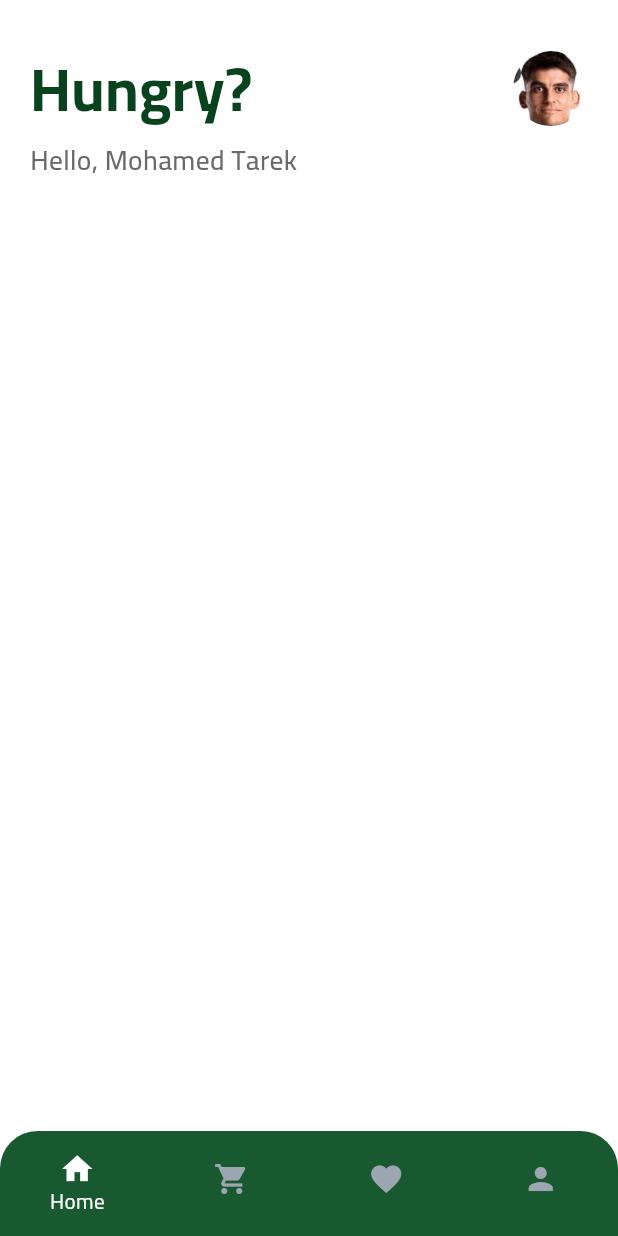
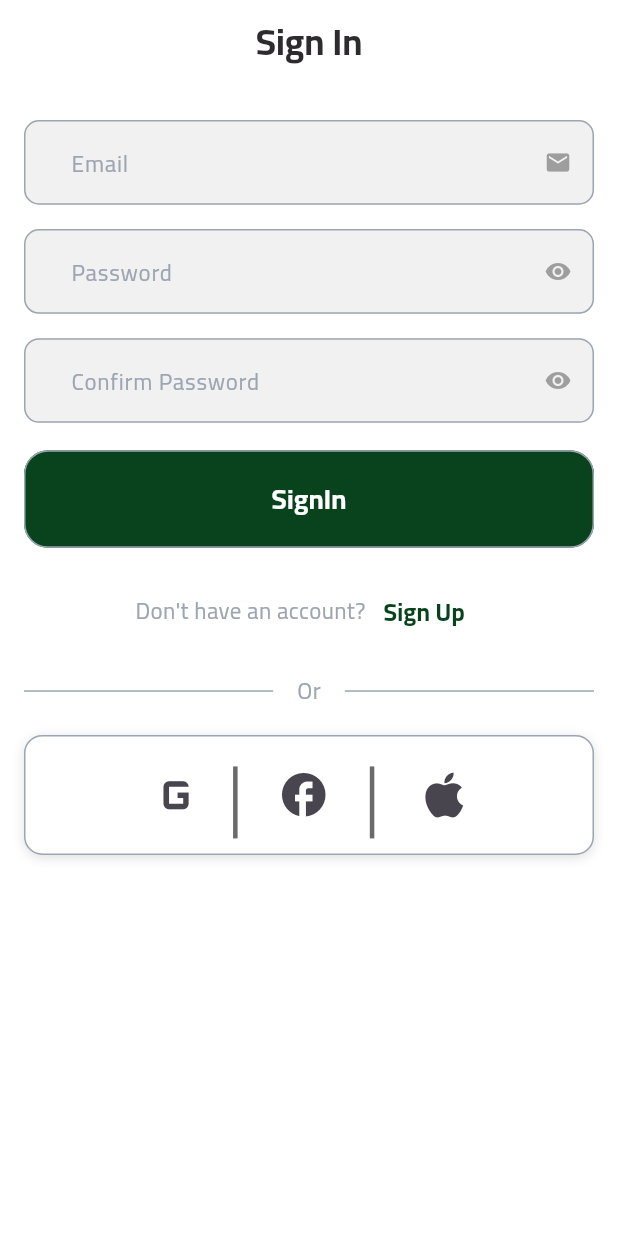
Before and after one commit to abootarek/Hungry_App, a Flutter app: the screen it shows after launch, on a phone screen of 412 x 824 dp. Run offline on Flutter 3.47's test engine with Material 3 defaults, Android fonts, the phone set to English and light mode, and no system bars; our stand-ins replace flutter_bloc, flutter_screenutil.

Commit message:
finsh login and regester screens

```diff
--- a/lib/core/routing/app_routers.dart
+++ b/lib/core/routing/app_routers.dart
@@ -1,20 +1,21 @@
 import 'package:flutter/material.dart';
 import 'package:flutter_bloc/flutter_bloc.dart';
 import 'package:hungry/core/routing/routing.dart';
+import 'package:hungry/featuers/auth/sign_in/ui/sign_in_screen.dart';
+import 'package:hungry/featuers/auth/sign_up/ui/sign_up_screen.dart';
 import 'package:hungry/featuers/layout/logic/cubit/lay_out_cubit.dart';
 import 'package:hungry/featuers/layout/ui/layout_screen.dart';
 import 'package:hungry/featuers/splash/splash_screen.dart';
 
 class AppRouter {
   Route? generateRoute(RouteSettings settings) {
-    // ignore: unused_local_variable
     final arguments = settings.arguments;
 
     switch (settings.name) {
       // splash screen
       case Routes.splashScreen:
         return MaterialPageRoute(
-          builder: (_) => SplashScreen(),
+          builder: (_) => const SplashScreen(),
         );
       // layout screen
       case Routes.layoutScreen:
@@ -24,6 +25,16 @@ class AppRouter {
             child: const LayoutScreen(),
           ),
         );
+      // sign up screen
+      case Routes.signUpScreen:
+        return MaterialPageRoute(
+          builder: (_) => const SignUpScreen(),
+        );
+      // sign in screen
+      case Routes.signInScreen:
+        return MaterialPageRoute(
+          builder: (_) => const SignInScreen(),
+        );
       default:
         return null;
     }
--- a/lib/core/routing/routing.dart
+++ b/lib/core/routing/routing.dart
@@ -1,4 +1,6 @@
 class Routes {
   static const String splashScreen = '/splashScreen';
   static const String layoutScreen = '/layoutScreen';
+  static const String signInScreen = '/signInScreen';
+  static const String signUpScreen = '/signUpScreen';
 }
--- a/lib/core/theming/colors_app.dart
+++ b/lib/core/theming/colors_app.dart
@@ -1,15 +1,12 @@
 import 'package:flutter/material.dart';
 
 class ColorsApp {
-  // static const Color backGroundColor = Color(0xff100B20);
   static const Color wihteColor = Color(0xffFFFFFF);
   static const Color lightGrayColor = Color(0xffF1F1F1);
   static const Color blackLight = Color(0xff2D2B2E);
   static const Color grayLight = Color(0xff9CA5B2);
-  static const Color blueLight = Color(0x00057223);
   static const Color gren = Color(0xff3DDC84);
   static const Color darkGreen = Color(0xFF08431d);
-
   static const Color black = Color(0xff000000);
   static const Color gray = Color(0xff6A6A6A);
 }
--- a/lib/core/theming/styles_app.dart
+++ b/lib/core/theming/styles_app.dart
@@ -27,7 +27,7 @@ class TextStyles {
   );
   static TextStyle font20blackLightNormal = TextStyle(
     fontSize: 24.sp,
-    fontWeight: FontWeightHelper.normal,
+    fontWeight: FontWeightHelper.bold,
     color: ColorsApp.blackLight,
   );
   static TextStyle font16blackLightMedium = TextStyle(
@@ -45,10 +45,10 @@ class TextStyles {
     fontWeight: FontWeightHelper.normal,
     color: ColorsApp.blackLight,
   );
-  static TextStyle font15blue = TextStyle(
+  static TextStyle font15gray = TextStyle(
     fontSize: 15.sp,
     fontWeight: FontWeightHelper.normal,
-    color: ColorsApp.blueLight,
+    color: ColorsApp.gray,
   );
   static TextStyle font15green = TextStyle(
     fontSize: 15.sp,
@@ -66,6 +66,13 @@ class TextStyles {
     fontWeight: FontWeightHelper.bold,
     color: ColorsApp.darkGreen,
   );
+
+
+   static TextStyle font16darkGreen = TextStyle(
+    fontSize: 16.sp,
+    fontWeight: FontWeightHelper.bold,
+    color: ColorsApp.darkGreen,
+  );
   static TextStyle font18gray = TextStyle(
     fontSize: 18.sp,
     fontWeight: FontWeightHelper.medium,
--- a/lib/core/widgets/button_app.dart
+++ b/lib/core/widgets/button_app.dart
@@ -2,8 +2,6 @@
 import 'package:flutter/material.dart';
 import 'package:flutter_screenutil/flutter_screenutil.dart';
 import 'package:hungry/core/theming/colors_app.dart';
-
-
 
 class AppTextButton extends StatelessWidget {
   final double? borderRadius;
@@ -43,7 +41,7 @@ class AppTextButton extends StatelessWidget {
           ),
         ),
         backgroundColor: WidgetStatePropertyAll(
-          backgroundColor ?? ColorsApp.blueLight,
+          backgroundColor ?? ColorsApp.gren,
         ),
         padding: WidgetStateProperty.all<EdgeInsets>(
           EdgeInsets.symmetric(
--- a/lib/core/widgets/form_field_form.dart
+++ b/lib/core/widgets/form_field_form.dart
@@ -43,12 +43,14 @@ class AppTextFormField extends StatelessWidget {
     return TextFormField(
       autovalidateMode: AutovalidateMode.onUserInteraction,
 
+
       autofillHints: [
         AutofillHints.email,
       ],
       keyboardType: keyboardType,
       controller: controller,
       decoration: InputDecoration(
+
         border: InputBorder.none,
         isDense: true,
         contentPadding: contentPadding ??
@@ -56,7 +58,7 @@ class AppTextFormField extends StatelessWidget {
         focusedBorder: focusedBorder ??
             OutlineInputBorder(
               borderSide: const BorderSide(
-                color: ColorsApp.blueLight,
+                color: ColorsApp.gray,
                 width: 1,
               ),
               borderRadius: BorderRadius.circular(10.0),
@@ -64,7 +66,7 @@ class AppTextFormField extends StatelessWidget {
         enabledBorder: enabledBorder ??
             OutlineInputBorder(
               borderSide: const BorderSide(
-                color: ColorsApp.blueLight,
+                color: ColorsApp.grayLight,
                 width: 1,
               ),
               borderRadius: BorderRadius.circular(10.0),
--- /dev/null
+++ b/lib/featuers/auth/sign_in/ui/sign_in_screen.dart
@@ -0,0 +1,53 @@
+import 'package:flutter/material.dart';
+import 'package:flutter_screenutil/flutter_screenutil.dart';
+import 'package:hungry/core/helper/extensions.dart';
+import 'package:hungry/core/routing/routing.dart';
+import 'package:hungry/core/theming/colors_app.dart';
+import 'package:hungry/core/theming/styles_app.dart';
+import 'package:hungry/core/widgets/button_app.dart';
+import 'package:hungry/featuers/auth/sign_in/ui/widgets/container_social_medium.dart';
+import 'package:hungry/featuers/auth/sign_in/ui/widgets/divider_row.dart';
+import 'package:hungry/featuers/auth/sign_in/ui/widgets/form_emial_and_password.dart';
+import 'package:hungry/featuers/auth/sign_in/ui/widgets/row_text_signin.dart';
+
+class SignInScreen extends StatelessWidget {
+  const SignInScreen({super.key});
+
+  @override
+  Widget build(BuildContext context) {
+    return Scaffold(
+      appBar: AppBar(
+        scrolledUnderElevation: 0,
+        centerTitle: true,
+        backgroundColor: ColorsApp.wihteColor,
+        title: Text(
+          'Sign In',
+          style: TextStyles.font24BlackBold,
+        ),
+      ),
+      body: SingleChildScrollView(
+        child: Padding(
+          padding: const EdgeInsets.symmetric(horizontal: 16.0, vertical: 24.0),
+          child: Column(
+            spacing: 18.sp,
+            children: [
+              FormEmailAndPassword(),
+              AppTextButton(
+                buttonHeight: 65,
+                buttonText: 'SignIn',
+                backgroundColor: ColorsApp.darkGreen,
+                onPressed: () {
+                  context.pushNamed(Routes.layoutScreen);
+                },
+                textStyle: TextStyles.font18WihtBold,
+              ),
+              RowTextAndButtonSignIn(),
+              DividerRow(),
+              ContainerSpacialMedium(),
+            ],
+          ),
+        ),
+      ),
+    );
+  }
+}
--- /dev/null
+++ b/lib/featuers/auth/sign_in/ui/widgets/container_social_medium.dart
@@ -0,0 +1,67 @@
+import 'package:flutter/material.dart';
+import 'package:flutter_screenutil/flutter_screenutil.dart';
+import 'package:hungry/core/helper/six_box.dart';
+import 'package:hungry/core/theming/colors_app.dart';
+
+class ContainerSpacialMedium extends StatelessWidget {
+  const ContainerSpacialMedium({
+    super.key,
+  });
+
+  @override
+  Widget build(BuildContext context) {
+    return Container(
+      height: 80,
+      width: double.infinity,
+      alignment: Alignment.center,
+      decoration: BoxDecoration(
+        border: Border.all(color: ColorsApp.grayLight),
+        borderRadius: BorderRadius.circular(12.r),
+        color: ColorsApp.wihteColor,
+        boxShadow: const [
+          BoxShadow(
+            color: Colors.black12,
+            blurRadius: 6,
+            offset: Offset(0, 2),
+          ),
+        ],
+      ),
+      child: Row(
+        mainAxisAlignment: MainAxisAlignment.center,
+        crossAxisAlignment: CrossAxisAlignment.center,
+        children: [
+          IconButton(
+            icon: Icon(Icons.g_mobiledata),
+            iconSize: 45,
+            onPressed: () {},
+          ),
+          VerticalDivider(
+            color: ColorsApp.gray,
+            thickness: 3,
+            indent: 20,
+            endIndent: 10,
+          ),
+          horizontalSpace(10.w),
+          IconButton(
+            icon: Icon(Icons.facebook),
+            iconSize: 35,
+            onPressed: () {},
+          ),
+          horizontalSpace(10.w),
+          VerticalDivider(
+            color: ColorsApp.gray,
+            thickness: 3,
+            indent: 20,
+            endIndent: 10,
+          ),
+          horizontalSpace(10.w),
+          IconButton(
+            icon: Icon(Icons.apple),
+            iconSize: 40,
+            onPressed: () {},
+          ),
+        ],
+      ),
+    );
+  }
+}
--- /dev/null
+++ b/lib/featuers/auth/sign_in/ui/widgets/divider_row.dart
@@ -0,0 +1,33 @@
+import 'package:flutter/material.dart';
+import 'package:hungry/core/theming/colors_app.dart';
+import 'package:hungry/core/theming/styles_app.dart';
+
+class DividerRow extends StatelessWidget {
+  const DividerRow({super.key});
+
+  @override
+  Widget build(BuildContext context) {
+    return Row(
+      mainAxisAlignment: MainAxisAlignment.center,
+      children: [
+        Expanded(
+          child: Divider(
+            color: ColorsApp.grayLight,
+          ),
+        ),
+        Padding(
+          padding: const EdgeInsets.symmetric(horizontal: 16.0),
+          child: Text(
+            'Or',
+            style: TextStyles.font15grayLightNormal,
+          ),
+        ),
+        Expanded(
+          child: Divider(
+            color: ColorsApp.grayLight,
+          ),
+        ),
+      ],
+    );
+  }
+}
--- /dev/null
+++ b/lib/featuers/auth/sign_in/ui/widgets/form_emial_and_password.dart
@@ -0,0 +1,95 @@
+import 'package:flutter/material.dart';
+import 'package:hungry/core/helper/six_box.dart';
+import 'package:hungry/core/theming/styles_app.dart';
+import 'package:hungry/core/widgets/form_field_form.dart';
+
+class FormEmailAndPassword extends StatefulWidget {
+  const FormEmailAndPassword({
+    super.key,
+  });
+
+  @override
+  State<FormEmailAndPassword> createState() => _FormEmailAndPasswordState();
+}
+
+class _FormEmailAndPasswordState extends State<FormEmailAndPassword> {
+  bool isPasswordVisible = true;
+  bool isConfirmPasswordVisible = true;
+
+  @override
+  Widget build(BuildContext context) {
+    return Column(
+      crossAxisAlignment: CrossAxisAlignment.start,
+      children: [
+        AppTextFormField(
+          hintText: 'Email',
+          suffixIcon: Icon(
+            Icons.email,
+            color: Colors.grey,
+          ),
+          keyboardType: TextInputType.emailAddress,
+          inputTextStyle: TextStyles.font15blackLightNormal,
+          hintStyle: TextStyles.font15grayLightNormal,
+          validator: (value) {
+            if (value == null || value.isEmpty) {
+              return 'Please enter your email';
+            }
+            return null;
+          },
+        ),
+        verticalSpace(16),
+        AppTextFormField(
+          isObscureText: isPasswordVisible,
+          hintText: 'Password',
+          keyboardType: TextInputType.emailAddress,
+          inputTextStyle: TextStyles.font15blackLightNormal,
+          hintStyle: TextStyles.font15grayLightNormal,
+          suffixIcon: IconButton(
+            icon: Icon(
+              isPasswordVisible ? Icons.visibility : Icons.visibility_off,
+              color: Colors.grey,
+            ),
+            onPressed: () {
+              setState(() {
+                isPasswordVisible = !isPasswordVisible;
+              });
+            },
+          ),
+          validator: (value) {
+            if (value == null || value.isEmpty) {
+              return 'Please enter your password';
+            }
+            return null;
+          },
+        ),
+        verticalSpace(16),
+        AppTextFormField(
+          isObscureText: isConfirmPasswordVisible,
+          hintText: 'Confirm Password',
+          keyboardType: TextInputType.emailAddress,
+          inputTextStyle: TextStyles.font15blackLightNormal,
+          hintStyle: TextStyles.font15grayLightNormal,
+          suffixIcon: IconButton(
+            icon: Icon(
+              isConfirmPasswordVisible
+                  ? Icons.visibility
+                  : Icons.visibility_off,
+              color: Colors.grey,
+            ),
+            onPressed: () {
+              setState(() {
+                isConfirmPasswordVisible = !isConfirmPasswordVisible;
+              });
+            },
+          ),
+          validator: (value) {
+            if (value == null || value.isEmpty) {
+              return 'Please enter your confirm password';
+            }
+            return null;
+          },
+        ),
+      ],
+    );
+  }
+}
--- /dev/null
+++ b/lib/featuers/auth/sign_in/ui/widgets/row_text_signin.dart
@@ -0,0 +1,32 @@
+import 'package:flutter/material.dart';
+import 'package:hungry/core/helper/extensions.dart';
+import 'package:hungry/core/routing/routing.dart';
+import 'package:hungry/core/theming/styles_app.dart';
+
+class RowTextAndButtonSignIn extends StatelessWidget {
+  const RowTextAndButtonSignIn({
+    super.key,
+  });
+
+  @override
+  Widget build(BuildContext context) {
+    return Row(
+      mainAxisAlignment: MainAxisAlignment.center,
+      children: [
+        Text(
+          "Don't have an account?",
+          style: TextStyles.font15grayLightNormal,
+        ),
+        TextButton(
+          onPressed: () {
+            context.pushNamed(Routes.signUpScreen);
+          },
+          child: Text(
+            'Sign Up',
+            style: TextStyles.font16darkGreen,
+          ),
+        ),
+      ],
+    );
+  }
+}
--- a/lib/featuers/home/home_screen.dart
+++ b/lib/featuers/home/home_screen.dart
@@ -1,3 +1,5 @@
+import 'dart:ui';
+
 import 'package:flutter/material.dart';
 import 'package:hungry/core/helper/six_box.dart';
 import 'package:hungry/core/theming/styles_app.dart';
@@ -9,7 +11,7 @@ class HomeScreen extends StatelessWidget {
   Widget build(BuildContext context) {
     return Scaffold(
       body: Padding(
-        padding: const EdgeInsets.symmetric(horizontal: 20, vertical: 30),
+        padding: EdgeInsets.symmetric(horizontal: 20, vertical: 30),
         child: Column(
           crossAxisAlignment: CrossAxisAlignment.start,
           children: [
```
Also changed, not shown: lib/featuers/auth/sign_up/ui/sign_up_screen.dart (added, +48 -0 lines), lib/featuers/auth/sign_up/ui/widgets/form_name_emial_password.dart (added, +83 -0 lines), lib/featuers/splash/splash_screen.dart (+28 -11 lines).
